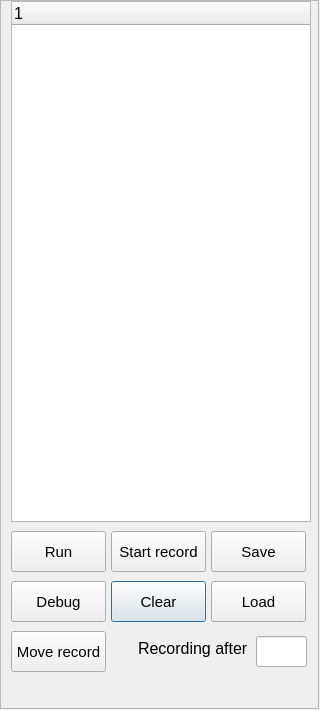
First picture: the form in curve/macrosdialog.ui, repository SoloMainDeveloper/TurbineQC, before the edit.
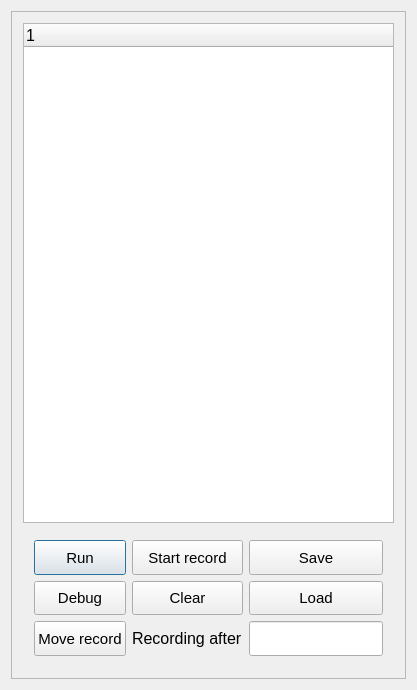
Second picture: the form after the edit. The open tabs and pages were chosen to show the change.

The edit to the form file:
```diff
--- a/curve/macrosdialog.ui
+++ b/curve/macrosdialog.ui
@@ -6,8 +6,8 @@
    <rect>
     <x>0</x>
     <y>0</y>
-    <width>320</width>
-    <height>710</height>
+    <width>417</width>
+    <height>690</height>
    </rect>
   </property>
   <property name="sizePolicy">
@@ -19,15 +19,9 @@
   <property name="windowTitle">
    <string>Macros</string>
   </property>
+  <layout class="QGridLayout" name="gridLayout_2">
+   <item row="0" column="0">
   <widget class="QScrollArea" name="scrollArea">
-   <property name="geometry">
-    <rect>
-     <x>0</x>
-     <y>0</y>
-     <width>319</width>
-     <height>709</height>
-    </rect>
-   </property>
    <property name="widgetResizable">
     <bool>true</bool>
    </property>
@@ -36,8 +30,8 @@
      <rect>
       <x>0</x>
       <y>0</y>
-      <width>317</width>
-      <height>707</height>
+        <width>397</width>
+        <height>670</height>
      </rect>
     </property>
     <property name="font">
@@ -45,137 +39,44 @@
       <pointsize>6</pointsize>
      </font>
     </property>
+      <layout class="QGridLayout" name="gridLayout_3">
+       <item row="0" column="0">
     <widget class="QTreeWidget" name="operationList">
-     <property name="geometry">
-      <rect>
-       <x>10</x>
-       <y>0</y>
-       <width>300</width>
-       <height>521</height>
-      </rect>
+         <property name="minimumSize">
+          <size>
+           <width>0</width>
+           <height>500</height>
+          </size>
      </property>
      <property name="font">
       <font>
        <pointsize>12</pointsize>
       </font>
      </property>
+         <property name="showDropIndicator" stdset="0">
+          <bool>false</bool>
+         </property>
      <column>
       <property name="text">
        <string notr="true">1</string>
       </property>
      </column>
     </widget>
+       </item>
+       <item row="1" column="0">
     <widget class="QStackedWidget" name="buttonsList">
-     <property name="geometry">
-      <rect>
-       <x>10</x>
-       <y>530</y>
-       <width>301</width>
-       <height>141</height>
-      </rect>
-     </property>
      <property name="currentIndex">
-      <number>1</number>
+          <number>0</number>
      </property>
      <widget class="QWidget" name="page_3">
-      <widget class="QPushButton" name="clearButton">
-       <property name="geometry">
-        <rect>
-         <x>100</x>
-         <y>50</y>
-         <width>95</width>
-         <height>41</height>
-        </rect>
-       </property>
-       <property name="font">
-        <font>
-         <pointsize>11</pointsize>
-        </font>
-       </property>
-       <property name="text">
-        <string>Clear</string>
-       </property>
-      </widget>
-      <widget class="QPushButton" name="startDebugButton">
-       <property name="geometry">
-        <rect>
-         <x>0</x>
-         <y>50</y>
-         <width>95</width>
-         <height>41</height>
-        </rect>
-       </property>
-       <property name="font">
-        <font>
-         <pointsize>11</pointsize>
-        </font>
-       </property>
-       <property name="text">
-        <string>Debug</string>
-       </property>
-      </widget>
-      <widget class="QPushButton" name="saveButton">
-       <property name="geometry">
-        <rect>
-         <x>200</x>
-         <y>0</y>
-         <width>95</width>
-         <height>41</height>
-        </rect>
-       </property>
-       <property name="font">
-        <font>
-         <pointsize>11</pointsize>
-        </font>
-       </property>
-       <property name="text">
-        <string>Save</string>
-       </property>
-      </widget>
-      <widget class="QPushButton" name="loadButton">
-       <property name="geometry">
-        <rect>
-         <x>200</x>
-         <y>50</y>
-         <width>95</width>
-         <height>41</height>
-        </rect>
-       </property>
-       <property name="font">
-        <font>
-         <pointsize>11</pointsize>
-        </font>
-       </property>
-       <property name="text">
-        <string>Load</string>
-       </property>
-      </widget>
-      <widget class="QLabel" name="indexLabel">
-       <property name="geometry">
-        <rect>
-         <x>127</x>
-         <y>107</y>
-         <width>111</width>
-         <height>21</height>
-        </rect>
-       </property>
-       <property name="font">
-        <font>
-         <pointsize>12</pointsize>
-        </font>
-       </property>
-       <property name="text">
-        <string>Recording after</string>
-       </property>
-      </widget>
+          <layout class="QGridLayout" name="gridLayout">
+           <item row="0" column="2">
       <widget class="QPushButton" name="runButton">
-       <property name="geometry">
-        <rect>
-         <x>0</x>
-         <y>0</y>
-         <width>95</width>
-         <height>41</height>
-        </rect>
+             <property name="sizePolicy">
+              <sizepolicy hsizetype="Preferred" vsizetype="Preferred">
+               <horstretch>0</horstretch>
+               <verstretch>0</verstretch>
+              </sizepolicy>
        </property>
        <property name="font">
         <font>
@@ -189,32 +90,14 @@
         <string>Run</string>
        </property>
       </widget>
-      <widget class="QPushButton" name="moveRecordButton">
-       <property name="geometry">
-        <rect>
-         <x>0</x>
-         <y>100</y>
-         <width>95</width>
-         <height>41</height>
-        </rect>
-       </property>
-       <property name="font">
-        <font>
-         <pointsize>11</pointsize>
-        </font>
-       </property>
-       <property name="text">
-        <string>Move record</string>
-       </property>
-      </widget>
+           </item>
+           <item row="4" column="4">
       <widget class="QLineEdit" name="indexLineEdit">
-       <property name="geometry">
-        <rect>
-         <x>245</x>
-         <y>105</y>
-         <width>51</width>
-         <height>31</height>
-        </rect>
+             <property name="sizePolicy">
+              <sizepolicy hsizetype="Expanding" vsizetype="Preferred">
+               <horstretch>0</horstretch>
+               <verstretch>0</verstretch>
+              </sizepolicy>
        </property>
        <property name="font">
         <font>
@@ -229,14 +112,32 @@
         <bool>true</bool>
        </property>
       </widget>
+           </item>
+           <item row="2" column="2">
+            <widget class="QPushButton" name="startDebugButton">
+             <property name="sizePolicy">
+              <sizepolicy hsizetype="Preferred" vsizetype="Preferred">
+               <horstretch>0</horstretch>
+               <verstretch>0</verstretch>
+              </sizepolicy>
+             </property>
+             <property name="font">
+              <font>
+               <pointsize>11</pointsize>
+              </font>
+             </property>
+             <property name="text">
+              <string>Debug</string>
+             </property>
+            </widget>
+           </item>
+           <item row="0" column="3">
       <widget class="QPushButton" name="toggleRecordButton">
-       <property name="geometry">
-        <rect>
-         <x>100</x>
-         <y>0</y>
-         <width>95</width>
-         <height>41</height>
-        </rect>
+             <property name="sizePolicy">
+              <sizepolicy hsizetype="Preferred" vsizetype="Preferred">
+               <horstretch>0</horstretch>
+               <verstretch>0</verstretch>
+              </sizepolicy>
        </property>
        <property name="font">
         <font>
@@ -247,53 +148,97 @@
         <string>Start record</string>
        </property>
       </widget>
+           </item>
+           <item row="2" column="4">
+            <widget class="QPushButton" name="loadButton">
+             <property name="sizePolicy">
+              <sizepolicy hsizetype="Preferred" vsizetype="Preferred">
+               <horstretch>0</horstretch>
+               <verstretch>0</verstretch>
+              </sizepolicy>
+             </property>
+             <property name="font">
+              <font>
+               <pointsize>11</pointsize>
+              </font>
+             </property>
+             <property name="text">
+              <string>Load</string>
+             </property>
+            </widget>
+           </item>
+           <item row="0" column="4">
+            <widget class="QPushButton" name="saveButton">
+             <property name="sizePolicy">
+              <sizepolicy hsizetype="Preferred" vsizetype="Preferred">
+               <horstretch>0</horstretch>
+               <verstretch>0</verstretch>
+              </sizepolicy>
+             </property>
+             <property name="font">
+              <font>
+               <pointsize>11</pointsize>
+              </font>
+             </property>
+             <property name="text">
+              <string>Save</string>
+             </property>
+            </widget>
+           </item>
+           <item row="2" column="3">
+            <widget class="QPushButton" name="clearButton">
+             <property name="sizePolicy">
+              <sizepolicy hsizetype="Preferred" vsizetype="Preferred">
+               <horstretch>0</horstretch>
+               <verstretch>0</verstretch>
+              </sizepolicy>
+             </property>
+             <property name="font">
+              <font>
+               <pointsize>11</pointsize>
+              </font>
+             </property>
+             <property name="text">
+              <string>Clear</string>
+             </property>
+            </widget>
+           </item>
+           <item row="4" column="3">
+            <widget class="QLabel" name="indexLabel">
+             <property name="font">
+              <font>
+               <pointsize>12</pointsize>
+              </font>
+             </property>
+             <property name="text">
+              <string>Recording after</string>
+             </property>
+            </widget>
+           </item>
+           <item row="4" column="2">
+            <widget class="QPushButton" name="moveRecordButton">
+             <property name="sizePolicy">
+              <sizepolicy hsizetype="Minimum" vsizetype="Preferred">
+               <horstretch>0</horstretch>
+               <verstretch>0</verstretch>
+              </sizepolicy>
+             </property>
+             <property name="font">
+              <font>
+               <pointsize>11</pointsize>
+              </font>
+             </property>
+             <property name="text">
+              <string>Move record</string>
+             </property>
+            </widget>
+           </item>
+          </layout>
      </widget>
      <widget class="QWidget" name="page_4">
-      <widget class="QPushButton" name="nextDebugButton">
-       <property name="geometry">
-        <rect>
-         <x>50</x>
-         <y>30</y>
-         <width>95</width>
-         <height>41</height>
-        </rect>
-       </property>
-       <property name="font">
-        <font>
-         <pointsize>11</pointsize>
-        </font>
-       </property>
-       <property name="text">
-        <string>Next</string>
-       </property>
-      </widget>
-      <widget class="QPushButton" name="stopDebugButton">
-       <property name="geometry">
-        <rect>
-         <x>155</x>
-         <y>30</y>
-         <width>95</width>
-         <height>41</height>
-        </rect>
-       </property>
-       <property name="font">
-        <font>
-         <pointsize>11</pointsize>
-        </font>
-       </property>
-       <property name="text">
-        <string>Stop</string>
-       </property>
-      </widget>
+          <layout class="QGridLayout" name="gridLayout_4">
+           <item row="0" column="3">
       <widget class="QPushButton" name="skipButton">
-       <property name="geometry">
-        <rect>
-         <x>100</x>
-         <y>80</y>
-         <width>95</width>
-         <height>41</height>
-        </rect>
-       </property>
        <property name="font">
         <font>
          <pointsize>11</pointsize>
@@ -303,10 +248,40 @@
         <string>Skip</string>
        </property>
       </widget>
-     </widget>
-    </widget>
-   </widget>
-  </widget>
+           </item>
+           <item row="0" column="1">
+            <widget class="QPushButton" name="stopDebugButton">
+             <property name="font">
+              <font>
+               <pointsize>11</pointsize>
+              </font>
+             </property>
+             <property name="text">
+              <string>Stop</string>
+             </property>
+            </widget>
+           </item>
+           <item row="0" column="0">
+            <widget class="QPushButton" name="nextDebugButton">
+             <property name="font">
+              <font>
+               <pointsize>11</pointsize>
+              </font>
+             </property>
+             <property name="text">
+              <string>Next</string>
+             </property>
+            </widget>
+           </item>
+          </layout>
+         </widget>
+        </widget>
+       </item>
+      </layout>
+     </widget>
+    </widget>
+   </item>
+  </layout>
  </widget>
  <layoutdefault spacing="6" margin="11"/>
  <resources/>
```
Lines whose indentation alone changed are shown as unchanged.
